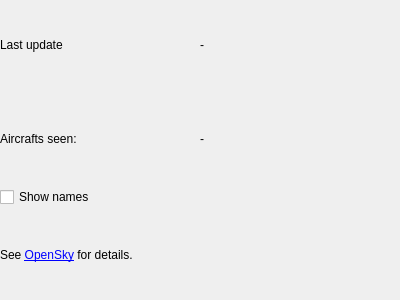
Maproom/qmapshack, file src/qmapshack/realtime/opensky/IRtOpenSkyInfo.ui: the form before one commit.
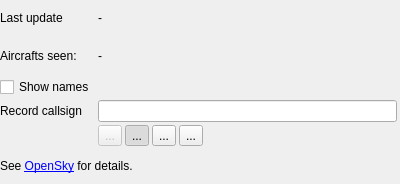
The form after the commit. Icons and pictures are not drawn.

Diff of the .ui file:
```diff
--- a/src/qmapshack/realtime/opensky/IRtOpenSkyInfo.ui
+++ b/src/qmapshack/realtime/opensky/IRtOpenSkyInfo.ui
@@ -7,7 +7,7 @@
     <x>0</x>
     <y>0</y>
     <width>400</width>
-    <height>300</height>
+    <height>184</height>
    </rect>
   </property>
   <property name="windowTitle">
@@ -29,13 +29,6 @@
    <property name="spacing">
     <number>3</number>
    </property>
-   <item row="1" column="1">
-    <widget class="QLabel" name="labelNumberOfAircrafts">
-     <property name="text">
-      <string>-</string>
-     </property>
-    </widget>
-   </item>
    <item row="0" column="0">
     <widget class="QLabel" name="label_2">
      <property name="text">
@@ -64,7 +57,14 @@
      </property>
     </widget>
    </item>
-   <item row="3" column="0" colspan="2">
+   <item row="1" column="1">
+    <widget class="QLabel" name="labelNumberOfAircrafts">
+     <property name="text">
+      <string>-</string>
+     </property>
+    </widget>
+   </item>
+   <item row="5" column="0" colspan="2">
     <widget class="QLabel" name="label_3">
      <property name="text">
       <string>See &lt;a href='https://opensky-network.org/'&gt;OpenSky&lt;/a&gt; for details.</string>
@@ -74,6 +74,114 @@
      </property>
     </widget>
    </item>
+   <item row="3" column="1">
+    <widget class="QLineEdit" name="lineCallsign">
+     <property name="toolTip">
+      <string>Enter a valid callsign.</string>
+     </property>
+    </widget>
+   </item>
+   <item row="3" column="0">
+    <widget class="QLabel" name="label_4">
+     <property name="text">
+      <string>Record callsign</string>
+     </property>
+    </widget>
+   </item>
+   <item row="4" column="1">
+    <layout class="QHBoxLayout" name="horizontalLayout">
+     <property name="spacing">
+      <number>3</number>
+     </property>
+     <item>
+      <widget class="QToolButton" name="toolRecord">
+       <property name="enabled">
+        <bool>false</bool>
+       </property>
+       <property name="toolTip">
+        <string>Start recording.</string>
+       </property>
+       <property name="text">
+        <string>...</string>
+       </property>
+       <property name="icon">
+        <iconset resource="../../resources.qrc">
+         <normaloff>:/icons/32x32/Record.png</normaloff>:/icons/32x32/Record.png</iconset>
+       </property>
+       <property name="checkable">
+        <bool>true</bool>
+       </property>
+       <property name="autoExclusive">
+        <bool>true</bool>
+       </property>
+      </widget>
+     </item>
+     <item>
+      <widget class="QToolButton" name="toolPause">
+       <property name="toolTip">
+        <string>Pause recording.</string>
+       </property>
+       <property name="text">
+        <string>...</string>
+       </property>
+       <property name="icon">
+        <iconset resource="../../resources.qrc">
+         <normaloff>:/icons/32x32/Pause.png</normaloff>:/icons/32x32/Pause.png</iconset>
+       </property>
+       <property name="checkable">
+        <bool>true</bool>
+       </property>
+       <property name="checked">
+        <bool>true</bool>
+       </property>
+       <property name="autoExclusive">
+        <bool>true</bool>
+       </property>
+      </widget>
+     </item>
+     <item>
+      <widget class="QToolButton" name="toolDelete">
+       <property name="toolTip">
+        <string>Delete record.</string>
+       </property>
+       <property name="text">
+        <string>...</string>
+       </property>
+       <property name="icon">
+        <iconset resource="../../resources.qrc">
+         <normaloff>:/icons/32x32/DeleteOne.png</normaloff>:/icons/32x32/DeleteOne.png</iconset>
+       </property>
+      </widget>
+     </item>
+     <item>
+      <widget class="QToolButton" name="toolFile">
+       <property name="toolTip">
+        <string>Select record file.</string>
+       </property>
+       <property name="text">
+        <string>...</string>
+       </property>
+       <property name="icon">
+        <iconset resource="../../resources.qrc">
+         <normaloff>:/icons/32x32/PathBlue.png</normaloff>:/icons/32x32/PathBlue.png</iconset>
+       </property>
+      </widget>
+     </item>
+     <item>
+      <spacer name="horizontalSpacer">
+       <property name="orientation">
+        <enum>Qt::Horizontal</enum>
+       </property>
+       <property name="sizeHint" stdset="0">
+        <size>
+         <width>40</width>
+         <height>20</height>
+        </size>
+       </property>
+      </spacer>
+     </item>
+    </layout>
+   </item>
   </layout>
  </widget>
  <resources/>
```
Left out of the diff: 4 changed lines with no effect on the pictures.
